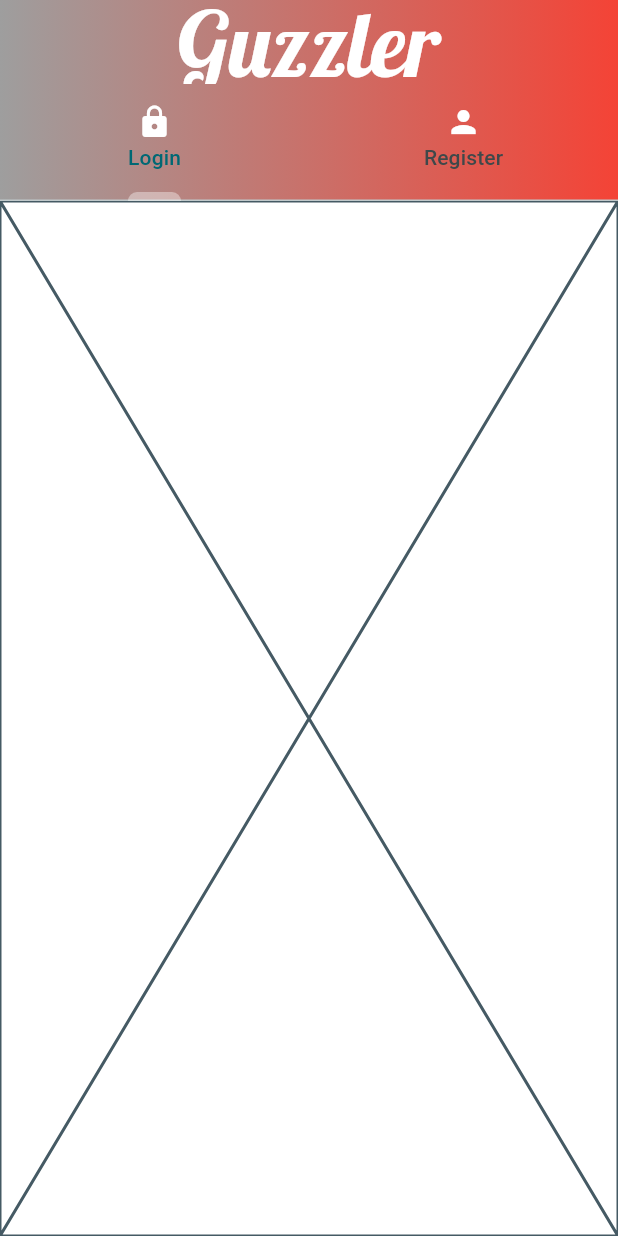
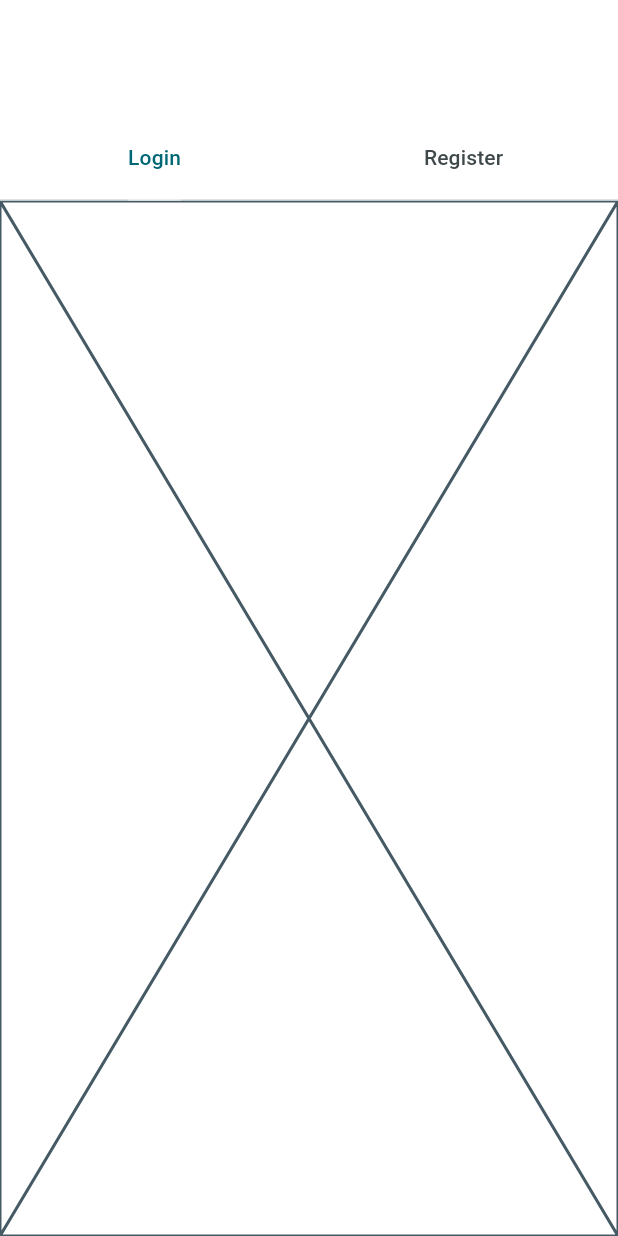
Before and after one commit to bsltan/guzzler_app, a Flutter app: the AuthScreen screen opened directly, on a phone screen of 412 x 824 dp. Run offline on Flutter 3.47's test engine with Material 3 defaults, Android fonts, the light colour scheme and no system bars.

Commit message:
Auth Screen

```diff
--- a/lib/authentication/auth_screen.dart
+++ b/lib/authentication/auth_screen.dart
@@ -21,8 +21,8 @@ class _AuthScreenState extends State<AuthScreen> {
             decoration: const BoxDecoration(
               gradient: LinearGradient(
                 colors: [
-                  Colors.grey,
-                  Colors.red,
+                  Colors.white,
+                  Colors.white,
                 ],
                 begin:  FractionalOffset(0.0, 0.0),
                 end:  FractionalOffset(1.0, 0.0),
```
